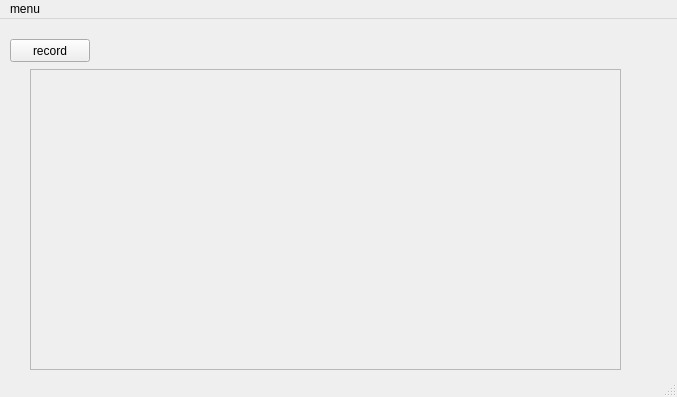
The window that hdr_video_merging/mainwindow.ui (wh75er/cg_course_work) describes before a commit, drawn with Qt 5.
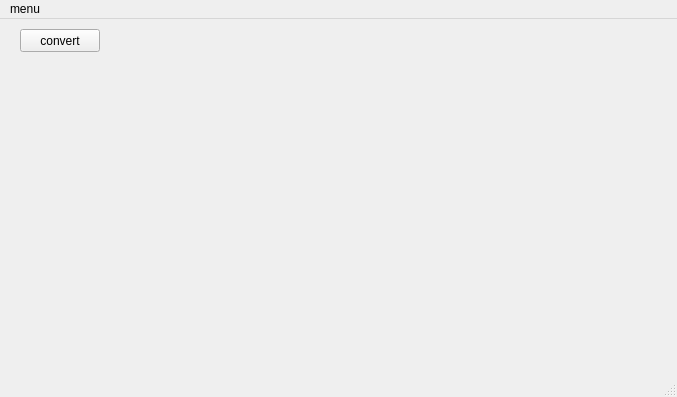
The same window after the commit.

Commit message: insert recordered vidoe object

The edit to the form file:
```diff
--- a/hdr_video_merging/mainwindow.ui
+++ b/hdr_video_merging/mainwindow.ui
@@ -17,39 +17,16 @@
    <widget class="QPushButton" name="recordBtn">
     <property name="geometry">
      <rect>
-      <x>10</x>
-      <y>20</y>
+      <x>20</x>
+      <y>10</y>
       <width>80</width>
       <height>23</height>
      </rect>
     </property>
     <property name="text">
-     <string>record</string>
+     <string>convert</string>
     </property>
    </widget>
-   <widget class="QScrollArea" name="scrollArea">
-    <property name="geometry">
-     <rect>
-      <x>30</x>
-      <y>50</y>
-      <width>591</width>
-      <height>301</height>
-     </rect>
-    </property>
-    <property name="widgetResizable">
-     <bool>true</bool>
-    </property>
-    <widget class="QWidget" name="scrollAreaWidgetContents">
-     <property name="geometry">
-      <rect>
-       <x>0</x>
-       <y>0</y>
-       <width>589</width>
-       <height>299</height>
-      </rect>
-     </property>
-    </widget>
-   </widget>
   </widget>
   <widget class="QMenuBar" name="menuBar">
    <property name="geometry">
```
Left out of the diff: 2 changed lines with no effect on the pictures. The commit also changes 2 other files.
